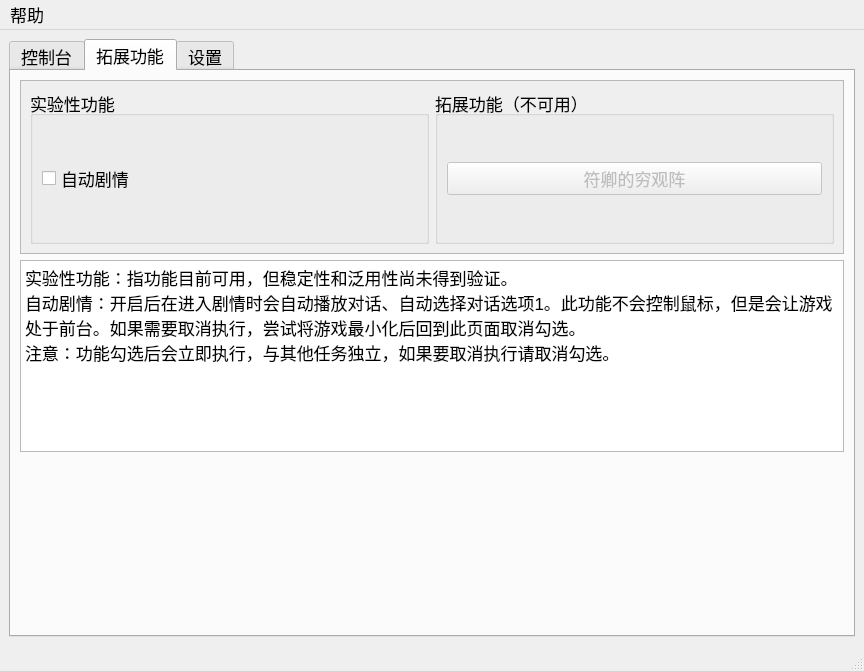
The window that res/ui/main.ui (Shasnow/StarRailAssistant) describes before a commit, drawn with Qt 5.
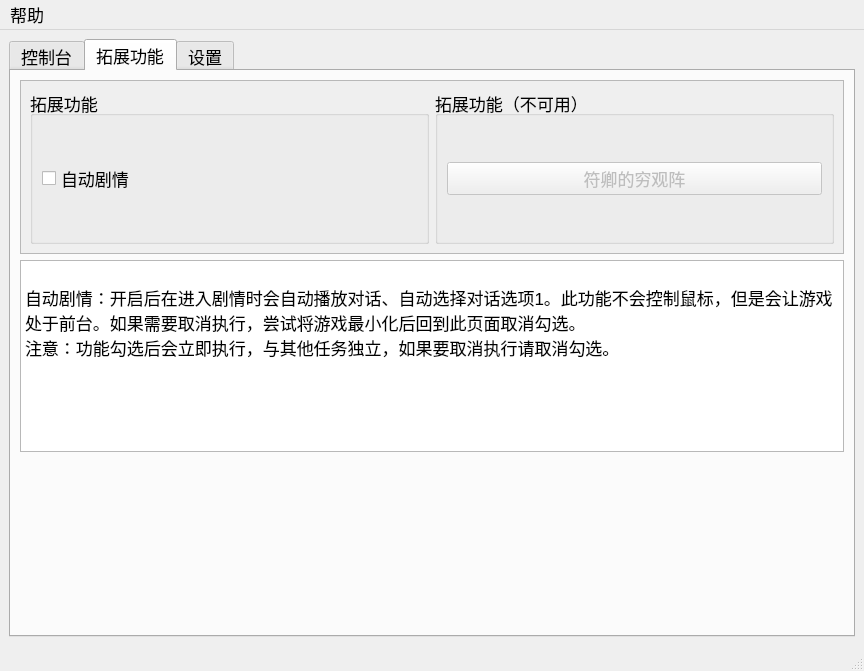
The same window after the commit. The open tabs and pages were chosen to show the change.

The edit to the form file:
```diff
--- a/res/ui/main.ui
+++ b/res/ui/main.ui
@@ -360,15 +360,15 @@
             <rect>
              <x>0</x>
              <y>0</y>
-             <width>820</width>
-             <height>167</height>
+             <width>312</width>
+             <height>89</height>
             </rect>
            </property>
            <layout class="QHBoxLayout" name="horizontalLayout_16">
             <item>
              <widget class="QGroupBox" name="groupBox_8">
               <property name="title">
-               <string>实验性功能</string>
+               <string>拓展功能</string>
               </property>
               <layout class="QVBoxLayout" name="verticalLayout_4">
                <item>
@@ -423,7 +423,7 @@
 li.unchecked::marker { content: &quot;\2610&quot;; }
 li.checked::marker { content: &quot;\2612&quot;; }
 &lt;/style&gt;&lt;/head&gt;&lt;body style=&quot; font-family:'Microsoft YaHei UI'; font-size:13pt; font-weight:400; font-style:normal;&quot;&gt;
-&lt;p style=&quot; margin-top:0px; margin-bottom:0px; margin-left:0px; margin-right:0px; -qt-block-indent:0; text-indent:0px;&quot;&gt;实验性功能：指功能目前可用，但稳定性和泛用性尚未得到验证。&lt;/p&gt;
+&lt;p style=&quot;-qt-paragraph-type:empty; margin-top:0px; margin-bottom:0px; margin-left:0px; margin-right:0px; -qt-block-indent:0; text-indent:0px;&quot;&gt;&lt;br /&gt;&lt;/p&gt;
 &lt;p style=&quot; margin-top:0px; margin-bottom:0px; margin-left:0px; margin-right:0px; -qt-block-indent:0; text-indent:0px;&quot;&gt;自动剧情：开启后在进入剧情时会自动播放对话、自动选择对话选项1。此功能不会控制鼠标，但是会让游戏处于前台。如果需要取消执行，尝试将游戏最小化后回到此页面取消勾选。&lt;/p&gt;
 &lt;p style=&quot; margin-top:0px; margin-bottom:0px; margin-left:0px; margin-right:0px; -qt-block-indent:0; text-indent:0px;&quot;&gt;注意：功能勾选后会立即执行，与其他任务独立，如果要取消执行请取消勾选。&lt;/p&gt;&lt;/body&gt;&lt;/html&gt;</string>
           </property>
```
Left out of the diff: 6 changed lines with no effect on the pictures.
